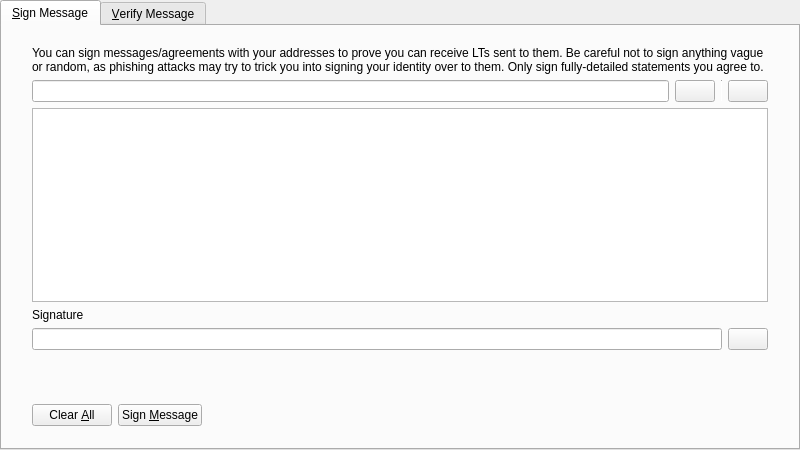
Hydra-Chain/node, file src/qt/forms/signverifymessagedialog.ui: the form before one commit.
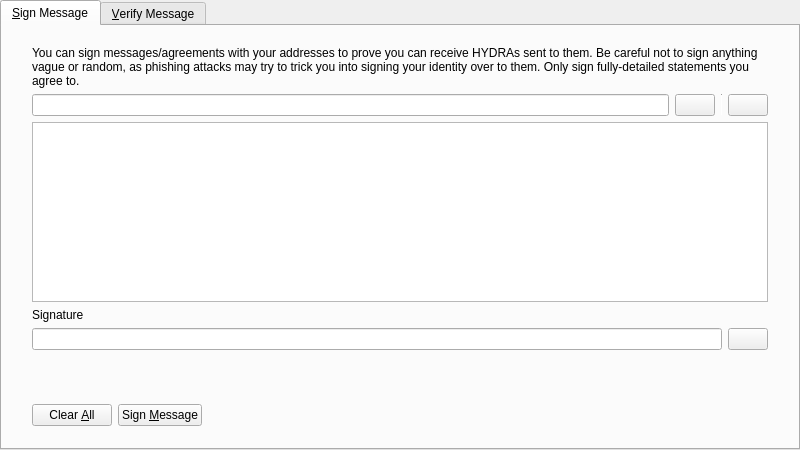
The form after the commit. Icons and pictures are not drawn. Custom widgets are drawn as their Qt base class.

What changed in the file:
```diff
--- a/src/qt/forms/signverifymessagedialog.ui
+++ b/src/qt/forms/signverifymessagedialog.ui
@@ -68,7 +68,7 @@
          <item>
           <widget class="QLabel" name="infoLabel_SM">
            <property name="text">
-            <string>You can sign messages/agreements with your addresses to prove you can receive LTs sent to them. Be careful not to sign anything vague or random, as phishing attacks may try to trick you into signing your identity over to them. Only sign fully-detailed statements you agree to.</string>
+            <string>You can sign messages/agreements with your addresses to prove you can receive HYDRAs sent to them. Be careful not to sign anything vague or random, as phishing attacks may try to trick you into signing your identity over to them. Only sign fully-detailed statements you agree to.</string>
            </property>
            <property name="textFormat">
             <enum>Qt::PlainText</enum>
```
Left out of the diff: 8 changed lines with no effect on the pictures.
